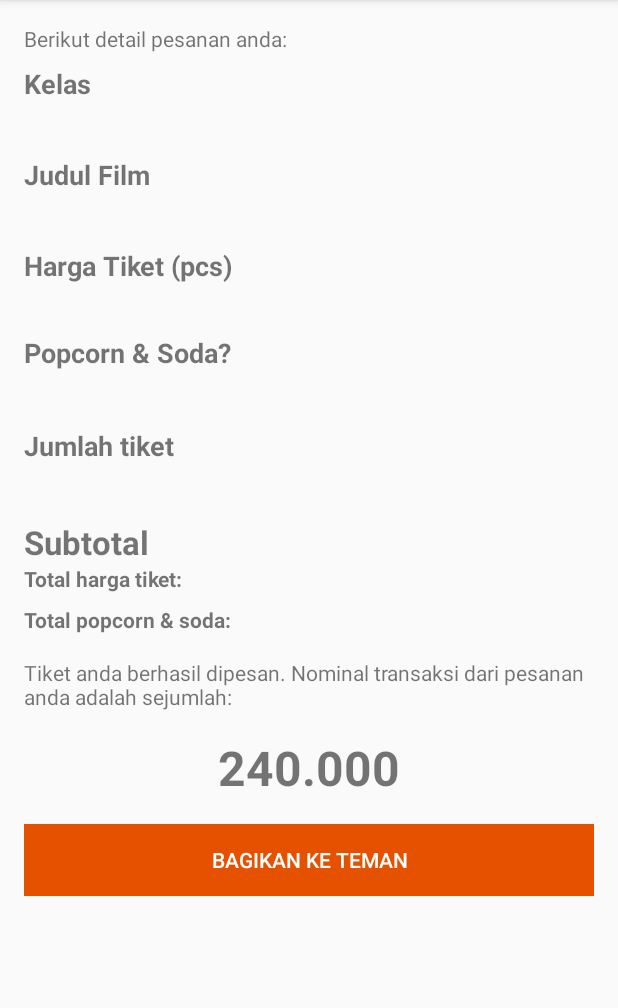
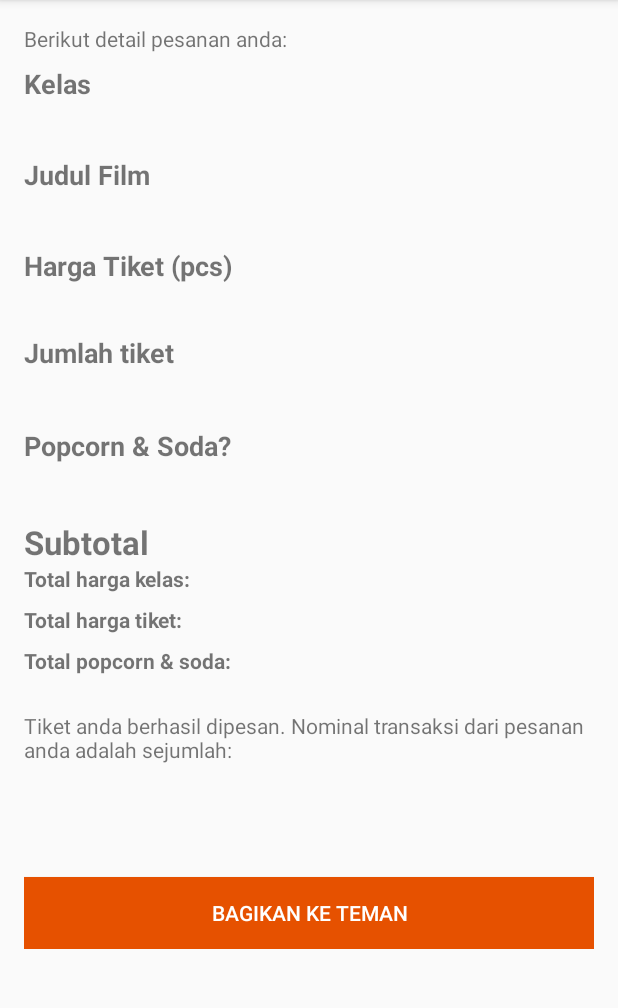
Before and after one commit to wdharmana/CinemaTix, an Android app: the ResultActivity screen opened directly, with no data from a screen before it, on a phone screen of 412 x 824 dp, the part 84-1092 px from its top. Run offline under Robolectric (Android 15) with nearby library versions, the phone set to English and light mode, and no system bars.

Commit message:
Change ui position

```diff
--- a/app/src/main/res/layout/activity_main.xml
+++ b/app/src/main/res/layout/activity_main.xml
@@ -60,6 +60,18 @@
                 <TextView
                     android:layout_width="match_parent"
                     android:layout_height="wrap_content"
+                    android:text="Jumlah tiket"/>
+
+                <EditText
+                    android:id="@+id/edt_jumlah"
+                    android:layout_width="match_parent"
+                    android:layout_height="wrap_content"
+                    android:layout_marginBottom="@dimen/default_margin"
+                    android:inputType="numberSigned"/>
+
+                <TextView
+                    android:layout_width="match_parent"
+                    android:layout_height="wrap_content"
                     android:text="Include Popcorn &amp; Soda?"/>
 
                 <RadioGroup
@@ -82,19 +94,6 @@
                         android:checked="true"/>
                 </RadioGroup>
 
-                <TextView
-                    android:layout_width="match_parent"
-                    android:layout_height="wrap_content"
-                    android:text="Jumlah tiket"/>
-
-                <EditText
-                    android:id="@+id/edt_jumlah"
-                    android:layout_width="match_parent"
-                    android:layout_height="wrap_content"
-                    android:layout_marginBottom="@dimen/default_margin"
-                    android:inputType="numberSigned"/>
-
-
                 <Button
                     android:id="@+id/btn_book"
                     android:layout_width="match_parent"
--- a/app/src/main/res/layout/activity_result.xml
+++ b/app/src/main/res/layout/activity_result.xml
@@ -61,10 +61,24 @@
 
             <TextView
                 android:id="@+id/tv_rate"
-                tools:text="24.000"
+                tools:text="80.000"
                 android:layout_width="match_parent"
                 android:layout_height="wrap_content"
                 android:layout_marginBottom="14dp"/>
+
+            <TextView
+                android:text="Jumlah tiket"
+                android:textSize="18sp"
+                android:textStyle="bold"
+                android:layout_width="match_parent"
+                android:layout_height="wrap_content" />
+
+            <TextView
+                android:id="@+id/tv_jumlah"
+                tools:text="5"
+                android:layout_width="match_parent"
+                android:layout_height="wrap_content"
+                android:layout_marginBottom="18dp"/>
 
             <TextView
                 android:text="Popcorn &amp; Soda?"
@@ -81,25 +95,36 @@
                 android:layout_marginBottom="18dp"/>
 
             <TextView
-                android:text="Jumlah tiket"
-                android:textSize="18sp"
-                android:textStyle="bold"
-                android:layout_width="match_parent"
-                android:layout_height="wrap_content" />
-
-            <TextView
-                android:id="@+id/tv_jumlah"
-                tools:text="5"
-                android:layout_width="match_parent"
-                android:layout_height="wrap_content"
-                android:layout_marginBottom="18dp"/>
-
-            <TextView
                 android:text="Subtotal"
                 android:textSize="22sp"
                 android:textStyle="bold"
                 android:layout_width="match_parent"
                 android:layout_height="wrap_content" />
+
+            <LinearLayout
+                android:orientation="horizontal"
+                android:layout_width="match_parent"
+                android:layout_height="match_parent"
+                android:weightSum="1"
+                android:layout_marginBottom="8dp">
+
+                <TextView
+                    android:text="Total harga kelas: "
+                    android:layout_width="0dp"
+                    android:layout_height="wrap_content"
+                    android:layout_weight="0.5"
+                    android:textStyle="bold"
+                    android:textSize="14sp"/>
+
+                <TextView
+                    android:id="@+id/tv_class_subtotal"
+                    android:layout_width="0dp"
+                    android:layout_height="wrap_content"
+                    android:layout_weight="0.5"
+                    android:textSize="14sp"
+                    tools:text="20.000"/>
+
+            </LinearLayout>
 
             <LinearLayout
                 android:orientation="horizontal"
@@ -121,14 +146,17 @@
                     android:layout_width="0dp"
                     android:layout_height="wrap_content"
                     android:layout_weight="0.5"
-                    android:textSize="14sp" />
+                    android:textSize="14sp"
+                    tools:text="400.000"/>
 
             </LinearLayout>
 
             <LinearLayout
                 android:orientation="horizontal"
                 android:layout_width="match_parent"
-                android:layout_height="match_parent">
+                android:layout_height="match_parent"
+                android:weightSum="1"
+                android:layout_marginBottom="8dp">
 
                 <TextView
                     android:text="Total popcorn &amp; soda: "
@@ -143,9 +171,12 @@
                     android:layout_width="0dp"
                     android:layout_height="wrap_content"
                     android:layout_weight="0.5"
-                    android:textSize="14sp"/>
+                    android:textSize="14sp"
+                    tools:text="20.000"/>
 
             </LinearLayout>
+
+
 
             <TextView
                 android:layout_marginTop="@dimen/default_margin"
@@ -158,7 +189,7 @@
                 android:layout_marginTop="@dimen/default_margin"
                 android:textAlignment="center"
                 android:id="@+id/tv_total"
-                android:text="240.000"
+                tools:text="400.000"
                 android:textSize="32sp"
                 android:textStyle="bold"
                 android:layout_width="match_parent"
```
